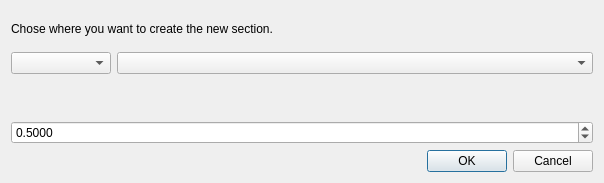
Above: TIGLCreator/src/modificators/NewConnectedElementDialog.ui from DLR-SC/tigl before the change. Below: the same form after it.
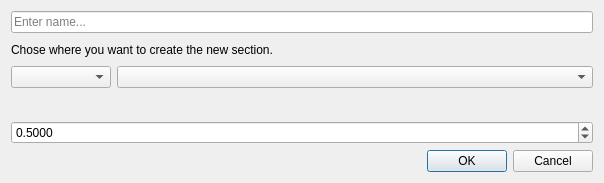
That is the form after the change.

Commit message: add naming for new sections

Patch:
```diff
--- a/TIGLCreator/src/modificators/NewConnectedElementDialog.ui
+++ b/TIGLCreator/src/modificators/NewConnectedElementDialog.ui
@@ -14,6 +14,16 @@
    <string>Dialog</string>
   </property>
   <layout class="QVBoxLayout" name="verticalLayout">
+    <item>
+     <widget class="QLineEdit" name="lineEditName">
+      <property name="text">
+       <string></string>
+      </property>
+      <property name="placeholderText">
+       <string>Enter name...</string>
+      </property>
+     </widget>
+    </item>
    <item>
     <widget class="QLabel" name="label">
      <property name="text">
```
The commit also changes 2 other files.
